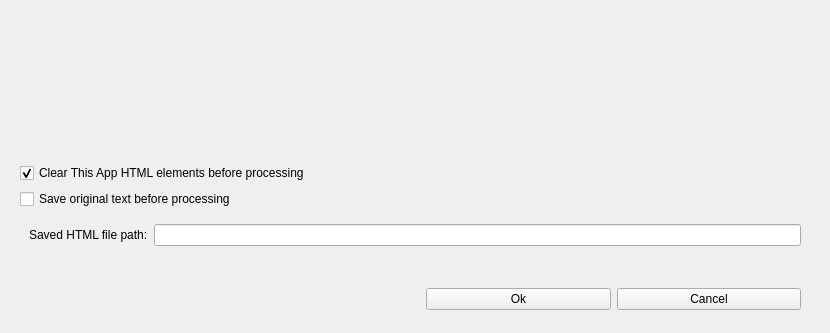
Above: src/settings.ui from salaheddinek/html-auto-2columns before the change; both pictures show x 0 to 830 and y 0 to 333 of the 830 by 481 pixel window. Below: the same form after it.
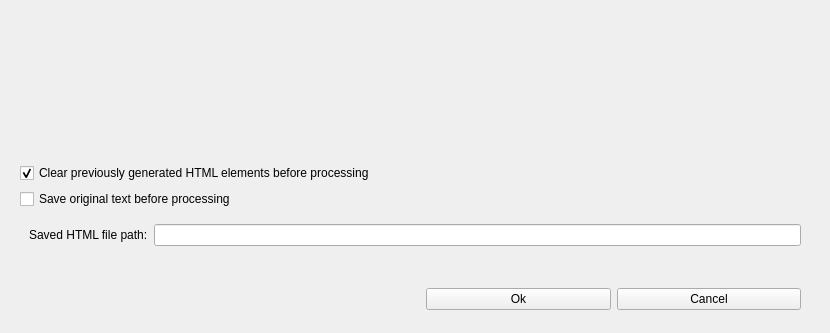
That is the form after the change.

What changed in the file:
```diff
--- a/src/settings.ui
+++ b/src/settings.ui
@@ -33,7 +33,7 @@
       <item>
        <widget class="QCheckBox" name="cbox_clear_elements">
         <property name="text">
-         <string>Clear This App HTML elements before processing</string>
+         <string>Clear previously generated HTML elements before processing</string>
         </property>
         <property name="checked">
          <bool>true</bool>
```
